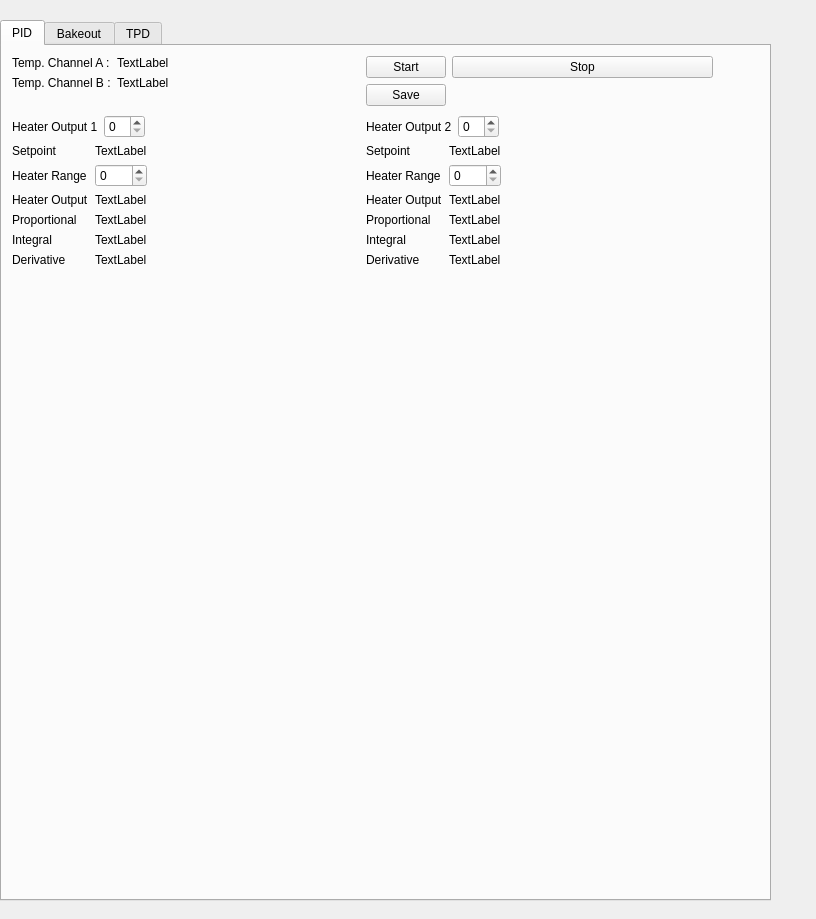
dfische/PIDbakeoutTPDcontrol, file form.ui: the form before one commit.
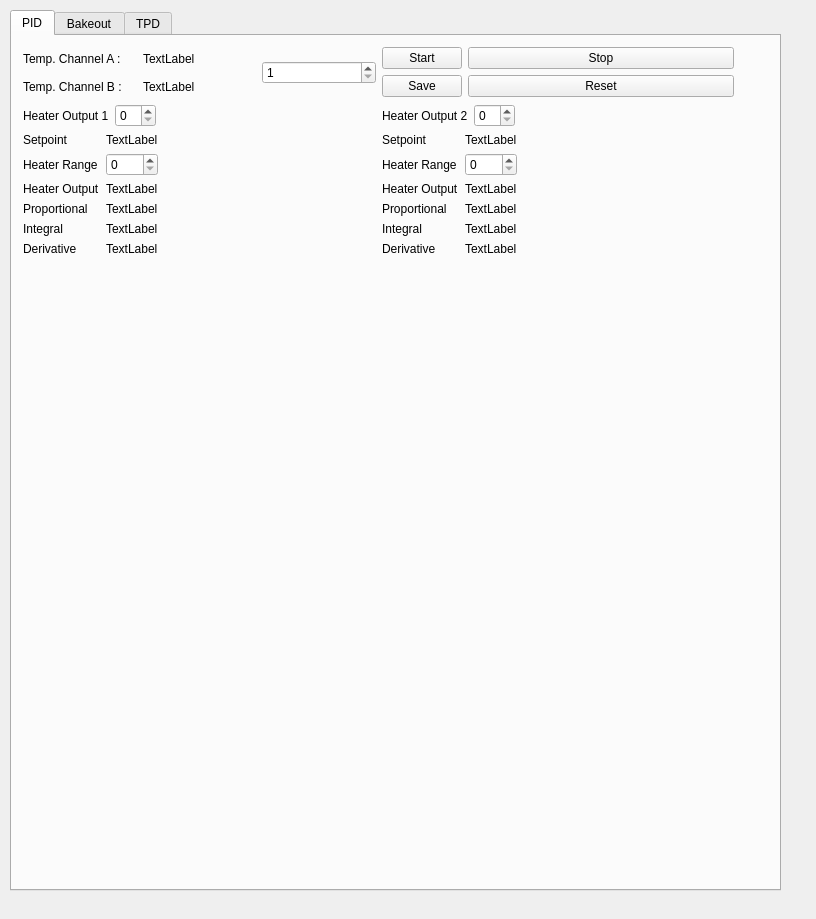
The form after the commit. The open tabs and pages were chosen to show the change. Custom widgets are drawn as their Qt base class.

Commit message: PID angefangen, Temperatur auslesen fertig Start, Reset fertig

```diff
--- a/form.ui
+++ b/form.ui
@@ -16,8 +16,8 @@
   <widget class="QTabWidget" name="tabWidget">
    <property name="geometry">
     <rect>
-     <x>0</x>
-     <y>20</y>
+     <x>10</x>
+     <y>10</y>
      <width>771</width>
      <height>881</height>
     </rect>
@@ -29,21 +29,28 @@
     <attribute name="title">
      <string>PID</string>
     </attribute>
-    <widget class="QWidget" name="layoutWidget">
+    <widget class="QwtPlot" name="PIDPlot">
      <property name="geometry">
       <rect>
-       <x>10</x>
-       <y>10</y>
-       <width>701</width>
-       <height>211</height>
+       <x>60</x>
+       <y>230</y>
+       <width>631</width>
+       <height>351</height>
       </rect>
      </property>
-     <layout class="QGridLayout" name="gridLayout">
+    </widget>
+    <widget class="QWidget" name="">
+     <property name="geometry">
+      <rect>
+       <x>11</x>
+       <y>11</y>
+       <width>711</width>
+       <height>209</height>
+      </rect>
+     </property>
+     <layout class="QGridLayout" name="gridLayout_3">
       <item row="0" column="0">
-       <layout class="QFormLayout" name="TempValue">
-        <property name="fieldGrowthPolicy">
-         <enum>QFormLayout::AllNonFixedFieldsGrow</enum>
-        </property>
+       <layout class="QGridLayout" name="gridLayout">
         <item row="0" column="0">
          <widget class="QLabel" name="label">
           <property name="text">
@@ -58,6 +65,13 @@
           </property>
          </widget>
         </item>
+        <item row="0" column="2" rowspan="2">
+         <widget class="QSpinBox" name="PIDtempSpinBox">
+          <property name="minimum">
+           <number>1</number>
+          </property>
+         </widget>
+        </item>
         <item row="1" column="0">
          <widget class="QLabel" name="label_2">
           <property name="text">
@@ -97,6 +111,13 @@
           </property>
          </widget>
         </item>
+        <item row="1" column="1">
+         <widget class="deviceButton" name="resetPID">
+          <property name="text">
+           <string>Reset</string>
+          </property>
+         </widget>
+        </item>
        </layout>
       </item>
       <item row="1" column="0">
```
Left out of the diff: 14 changed lines with no effect on the pictures. The commit also changes 8 other files.
